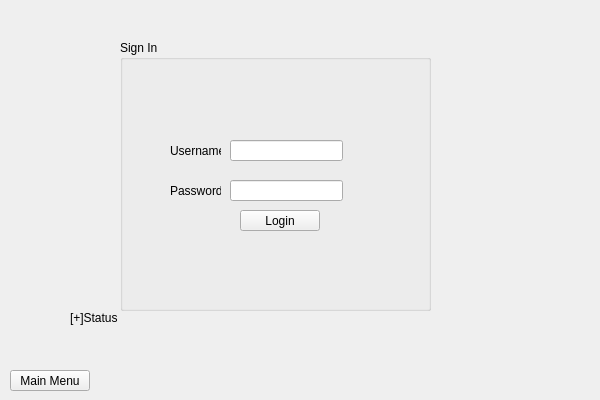
Above: European-Vacation-Program/loginwindow.ui from AaronGeesink/CS1D-European-Vacation-Project before the change. Below: the same form after it.
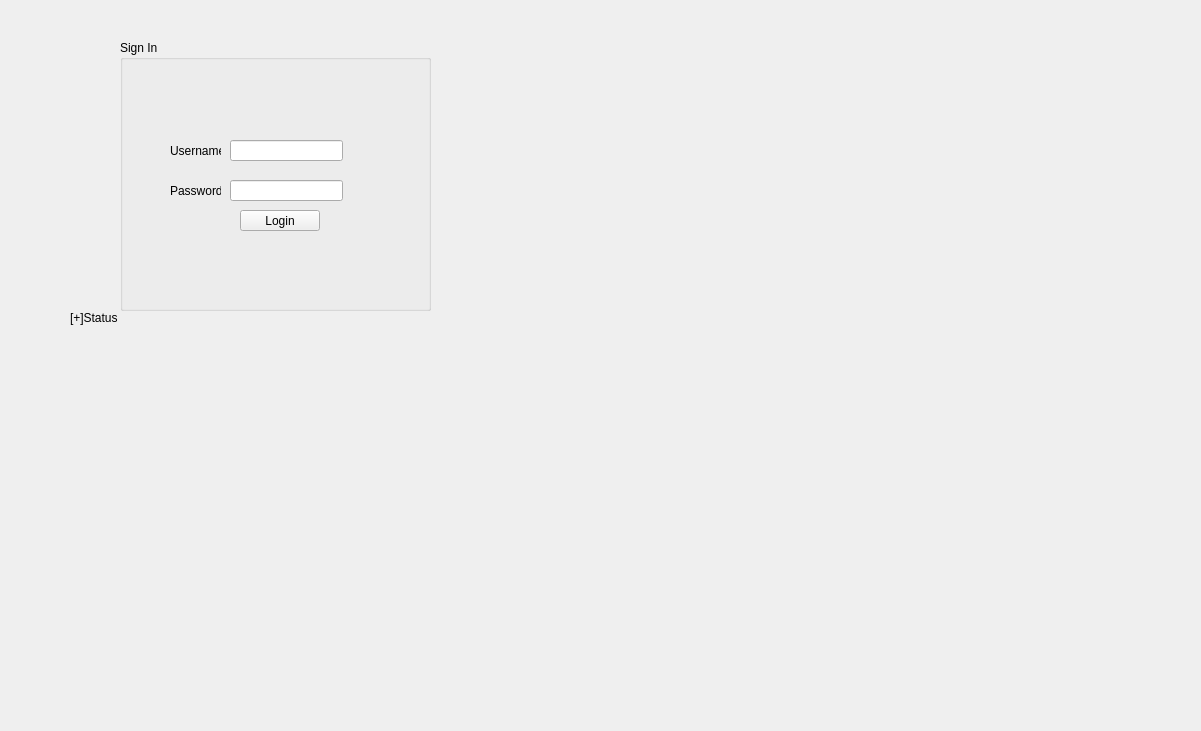
That is the form after the change.

Patch:
```diff
--- a/European-Vacation-Program/loginwindow.ui
+++ b/European-Vacation-Program/loginwindow.ui
@@ -6,26 +6,13 @@
    <rect>
     <x>0</x>
     <y>0</y>
-    <width>600</width>
-    <height>400</height>
+    <width>1201</width>
+    <height>731</height>
    </rect>
   </property>
   <property name="windowTitle">
    <string>Form</string>
   </property>
-  <widget class="QPushButton" name="moveToMain">
-   <property name="geometry">
-    <rect>
-     <x>10</x>
-     <y>370</y>
-     <width>80</width>
-     <height>21</height>
-    </rect>
-   </property>
-   <property name="text">
-    <string>Main Menu</string>
-   </property>
-  </widget>
   <widget class="QLineEdit" name="usernameLineEdit">
    <property name="geometry">
     <rect>
```
Left out of the diff: 1 changed line with no effect on the pictures.
